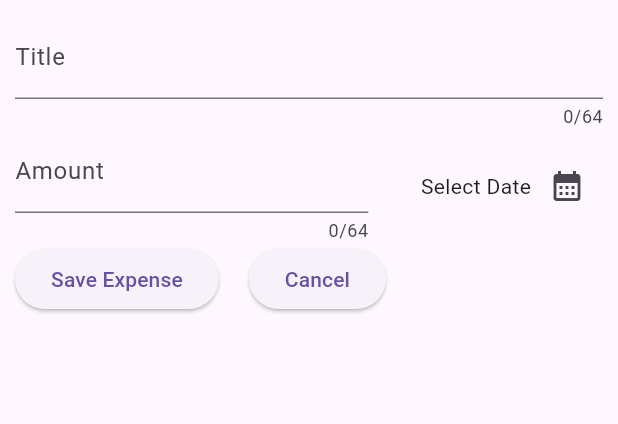
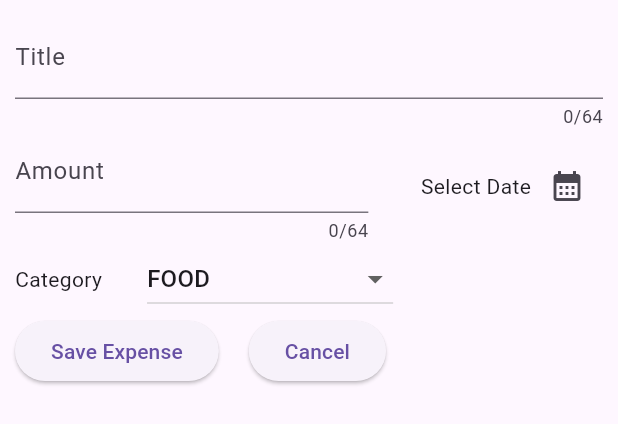
Before and after one commit to PhilBuffalo21/Flutter-Travel-Expenses-app, a Flutter app: what newExpense() shows on an empty page, opened directly, on a phone screen of 412 x 824 dp. Shown: the top 424 px of the screen. Run offline on Flutter 3.47's test engine with Material 3 defaults, Android fonts, the phone set to English and light mode, and no system bars.

Commit message:
Add a drop down category menu

```diff
--- a/travel_app/lib/new_expense.dart
+++ b/travel_app/lib/new_expense.dart
@@ -12,6 +12,7 @@ class _newExpense extends State<newExpense> {
   final titleController = TextEditingController();
   final amountController = TextEditingController();
   DateTime? chosenDate;
+  Category chosenCategory = Category.food;
   @override
   void controllersDisposer() {
     titleController.dispose();
@@ -67,6 +68,31 @@ class _newExpense extends State<newExpense> {
           ),
           Row(
             children: [
+              const Text("Category"),
+              const SizedBox(
+                width: 30,
+              ),
+              DropdownButton(
+                  value: chosenCategory,
+                  items: Category.values
+                      .map((category) => DropdownMenuItem(
+                            value: category,
+                            child: Text(category.name.toUpperCase()),
+                          ))
+                      .toList(),
+                  onChanged: (value) {
+                    if (value == null) {
+                      return;
+                    } else {
+                      setState(() {
+                        chosenCategory = value;
+                      });
+                    }
+                  })
+            ],
+          ),
+          Row(
+            children: [
               ElevatedButton(
                   onPressed: () {}, child: const Text("Save Expense")),
               const Padding(padding: EdgeInsets.symmetric(horizontal: 10)),
```
